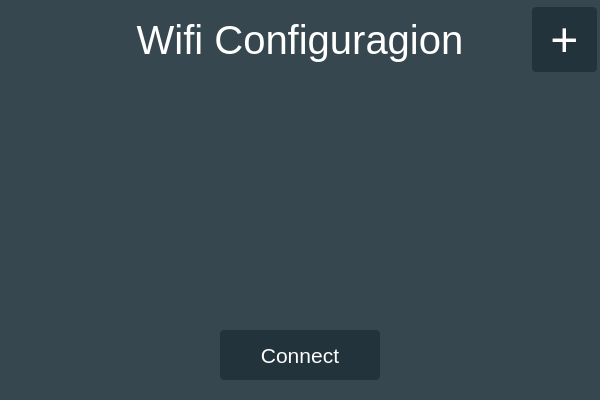
Old version of the form DMM/wificonfigdialog.ui in the repository mickyTwenty/DMM.
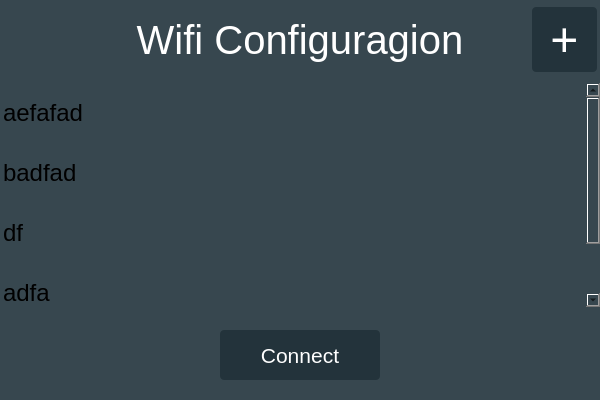
New version of the form.

The edit to the form file:
```diff
--- a/DMM/wificonfigdialog.ui
+++ b/DMM/wificonfigdialog.ui
@@ -143,18 +143,43 @@
    </item>
    <item>
     <widget class="QListWidget" name="listWidget">
+     <property name="font">
+      <font>
+       <pointsize>18</pointsize>
+      </font>
+     </property>
      <property name="styleSheet">
       <string notr="true">QListWidget {
     show-decoration-selected: 1; /* make the selection span the entire width of the view */
-border: none;
-background: rgb(1. 1. 1);
+	border: none;
+	background: rgb(1. 1. 1);
 }
 
 QListWidget::item {
-	height: 50px;
+	height: 60px;
 }
 </string>
      </property>
+     <item>
+      <property name="text">
+       <string>aefafad</string>
+      </property>
+     </item>
+     <item>
+      <property name="text">
+       <string>badfad</string>
+      </property>
+     </item>
+     <item>
+      <property name="text">
+       <string>df</string>
+      </property>
+     </item>
+     <item>
+      <property name="text">
+       <string>adfa</string>
+      </property>
+     </item>
     </widget>
    </item>
    <item>
```
